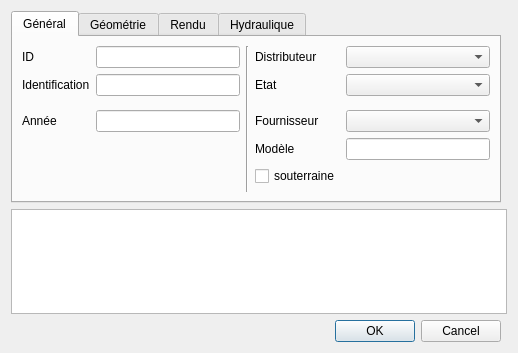
Above: qgis-project/ui_forms/hydrant.ui from qwat/QWAT before the change. Below: the same form after it.
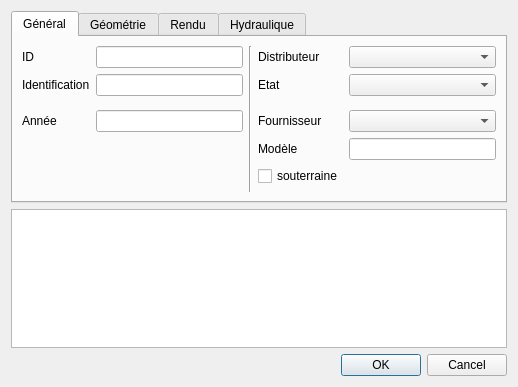
That is the form after the change.

Commit message: small ui fixes regarding alignment of the grid

Diff of the .ui file:
```diff
--- a/qgis-project/ui_forms/hydrant.ui
+++ b/qgis-project/ui_forms/hydrant.ui
@@ -7,16 +7,13 @@
     <x>0</x>
     <y>0</y>
     <width>518</width>
-    <height>353</height>
+    <height>387</height>
    </rect>
   </property>
   <property name="windowTitle">
    <string>Hydrantes</string>
   </property>
   <layout class="QGridLayout" name="gridLayout">
-   <item row="10" column="0" colspan="2">
-    <widget class="QPlainTextEdit" name="remark"/>
-   </item>
    <item row="11" column="0">
     <widget class="QDialogButtonBox" name="buttonBox">
      <property name="orientation">
@@ -417,6 +414,9 @@
      </widget>
     </widget>
    </item>
+   <item row="10" column="0">
+    <widget class="QPlainTextEdit" name="remark"/>
+   </item>
   </layout>
  </widget>
  <resources/>
```
The commit also changes 1 other file.
